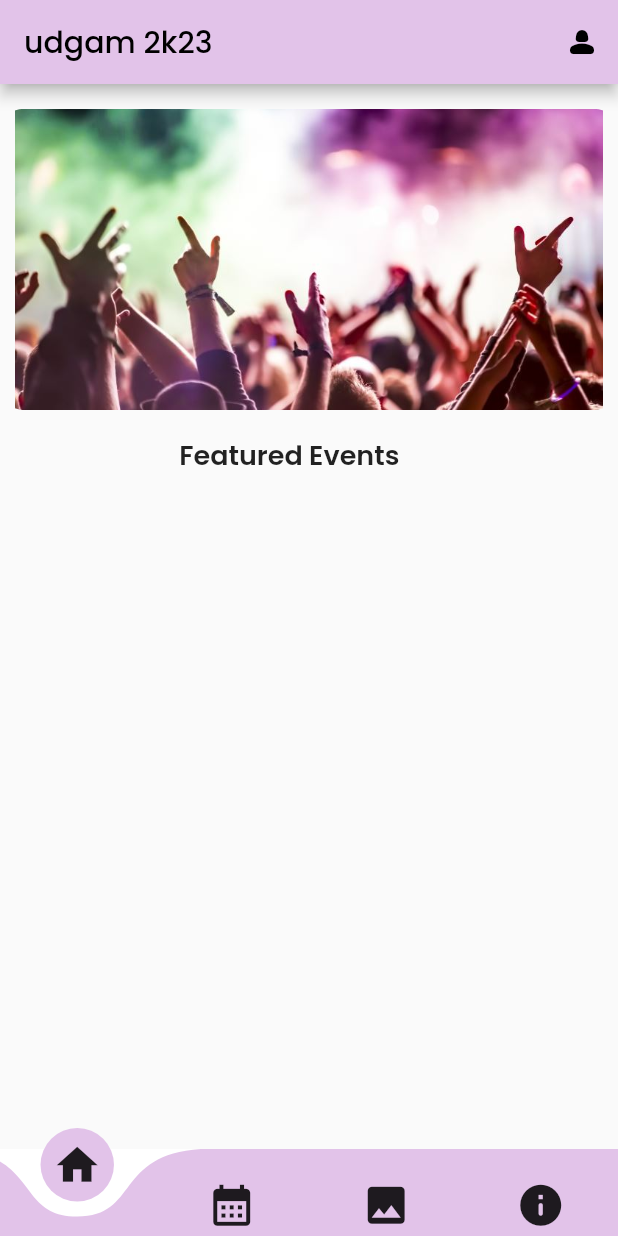
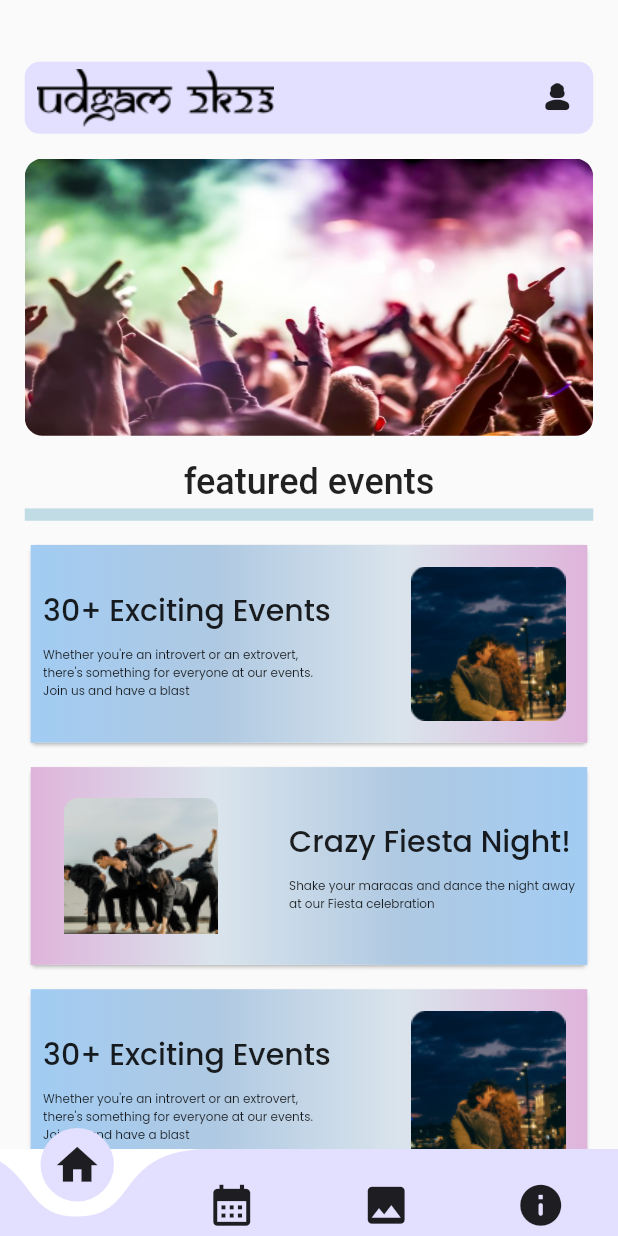
Before and after one commit to DevCANS/udgam2k23App, a Flutter app: the screen it shows after launch, on a phone screen of 412 x 824 dp. Run offline on Flutter 3.47's test engine with Material 2 defaults, Android fonts, the phone set to English and light mode, and no system bars; drawn by our look-alikes of carousel_slider, curved_navigation_bar; our stand-ins replace font_awesome_flutter, google_fonts.

Commit message:
Second Commit

```diff
--- a/udgam2k23/lib/constants.dart
+++ b/udgam2k23/lib/constants.dart
@@ -1,3 +1,20 @@
 import 'package:flutter/material.dart';
 
-const backgroundColor = Color.fromARGB(255, 226, 195, 233);
+const backgroundColor = Color(0xFFE3DFFF);
+const dividerColor = Color(0xFFC2DCE5);
+const linearGrad1 = LinearGradient(
+  colors: [
+    Color(0xFFA2CCF3),
+    Color.fromARGB(255, 175, 201, 226),
+    Color.fromARGB(255, 218, 228, 236),
+    Color(0xFFDFB4DB),
+  ],
+);
+const linearGrad2 = LinearGradient(
+  colors: [
+    Color(0xFFDFB4DB),
+    Color.fromARGB(255, 218, 228, 236),
+    Color.fromARGB(255, 175, 201, 226),
+    Color(0xFFA2CCF3),
+  ],
+);
--- a/udgam2k23/lib/main.dart
+++ b/udgam2k23/lib/main.dart
@@ -1,6 +1,5 @@
 import 'package:flutter/material.dart';
-import 'package:flutter/services.dart';
-import 'package:udgam2k23/screens/home_screen.dart';
+import 'package:udgam2k23/screens/home/home_screen.dart';
 
 void main() {
   // WidgetsFlutterBinding.ensureInitialized();
--- /dev/null
+++ b/udgam2k23/lib/methods/methods.dart
@@ -0,0 +1,12 @@
+import 'package:url_launcher/url_launcher.dart';
+
+class Methods {
+  launch(String link) async {
+    var url = Uri.parse(link);
+    if (await canLaunchUrl(url)) {
+      await launchUrl(url);
+    } else {
+      throw 'Could not launch $url';
+    }
+  }
+}
--- /dev/null
+++ b/udgam2k23/lib/screens/home/home_screen.dart
@@ -0,0 +1,274 @@
+// ignore_for_file: avoid_print
+
+import 'package:carousel_slider/carousel_controller.dart';
+import 'package:carousel_slider/carousel_slider.dart';
+import 'package:curved_navigation_bar/curved_navigation_bar.dart';
+import 'package:flutter/material.dart';
+import 'package:font_awesome_flutter/font_awesome_flutter.dart';
+import 'package:google_fonts/google_fonts.dart';
+import 'package:udgam2k23/constants.dart';
+import 'package:udgam2k23/methods/methods.dart';
+import 'package:udgam2k23/screens/home/widgets/featured_card1.dart';
+import 'package:udgam2k23/screens/home/widgets/featured_card2.dart';
+import 'package:url_launcher/url_launcher.dart';
+
+class HomeScreen extends StatefulWidget {
+  const HomeScreen({super.key});
+
+  @override
+  State<HomeScreen> createState() => _HomeScreenState();
+}
+
+class _HomeScreenState extends State<HomeScreen> {
+  Methods method = Methods();
+  List imageList = [
+    {"id": "1", "image_path": 'assets/carousel/img1.jpeg'},
+    {"id": "2", "image_path": 'assets/carousel/img2.jpg'},
+    {"id": "3", "image_path": 'assets/carousel/img3.jpg'},
+  ];
+  final CarouselController carouselController = CarouselController();
+  int currentIndex = 0;
+  // int _page = 0;
+  final GlobalKey<CurvedNavigationBarState> _bottomNavigationKey = GlobalKey();
+  @override
+  Widget build(BuildContext context) {
+    final Size size = MediaQuery.of(context).size;
+    return Scaffold(
+      body: SingleChildScrollView(
+        child: Padding(
+          padding: EdgeInsets.only(
+            left: size.width * 0.04,
+            right: size.width * 0.04,
+          ),
+          child: Column(
+            mainAxisAlignment: MainAxisAlignment.start,
+            crossAxisAlignment: CrossAxisAlignment.center,
+            children: [
+              SizedBox(
+                height: size.height * 0.05,
+              ),
+              Container(
+                decoration: BoxDecoration(
+                  color: backgroundColor,
+                  borderRadius: BorderRadius.circular(
+                    10,
+                  ),
+                ),
+                child: Padding(
+                  padding: EdgeInsets.only(
+                    left: size.width * 0.02,
+                  ),
+                  child: Row(
+                    mainAxisAlignment: MainAxisAlignment.spaceBetween,
+                    children: [
+                      Image.asset(
+                        "assets/images/udgam.png",
+                      ),
+                      IconButton(
+                        onPressed: () {},
+                        icon: const Icon(
+                          Icons.person_3_rounded,
+                        ),
+                      ),
+                    ],
+                  ),
+                ),
+              ),
+              SizedBox(
+                height: size.height * 0.02,
+              ),
+              Stack(
+                children: [
+                  InkWell(
+                    onTap: () {
+                      print(currentIndex);
+                    },
+                    child: ClipRRect(
+                      borderRadius: BorderRadius.circular(
+                        12,
+                      ),
+                      child: CarouselSlider(
+                        items: imageList
+                            .map(
+                              (item) => Image.asset(
+                                item['image_path'],
+                                fit: BoxFit.fill,
+                                width: size.width * 0.95,
+                              ),
+                            )
+                            .toList(),
+                        disableGesture: false,
+                        carouselController: carouselController,
+                        options: CarouselOptions(
+                          scrollPhysics: const BouncingScrollPhysics(),
+                          autoPlay: true,
+                          aspectRatio: 2.05,
+                          viewportFraction: 1,
+                          onPageChanged: (index, reason) {
+                            setState(() {
+                              currentIndex = index;
+                            });
+                          },
+                        ),
+                      ),
+                    ),
+                  ),
+                ],
+              ),
+              SizedBox(
+                height: size.height * 0.02,
+              ),
+              Column(
+                mainAxisAlignment: MainAxisAlignment.start,
+                children: [
+                  Text(
+                    "featured events",
+                    style: GoogleFonts.berkshireSwash(
+                      fontWeight: FontWeight.w500,
+                      fontSize: 24,
+                    ),
+                  ),
+                  Divider(
+                    color: dividerColor,
+                    thickness: size.height * 0.01,
+                  ),
+                ],
+              ),
+              SizedBox(
+                height: size.height * 0.01,
+              ),
+              const FeaturedCard1(
+                text1: "30+ Exciting Events",
+                text2:
+                    "Whether you're an introvert or an extrovert,\nthere's something for everyone at our events.\nJoin us and have a blast",
+                imagePath: "assets/featured_events/fev1.png",
+              ),
+              SizedBox(
+                height: size.height * 0.01,
+              ),
+              const FeaturedCard2(
+                text1: "Crazy Fiesta Night!",
+                text2:
+                    "Shake your maracas and dance the night away\nat our Fiesta celebration",
+                imagePath: "assets/featured_events/fev2.png",
+              ),
+              SizedBox(
+                height: size.height * 0.01,
+              ),
+              const FeaturedCard1(
+                text1: "30+ Exciting Events",
+                text2:
+                    "Whether you're an introvert or an extrovert,\nthere's something for everyone at our events.\nJoin us and have a blast",
+                imagePath: "assets/featured_events/fev1.png",
+              ),
+              SizedBox(
+                height: size.height * 0.01,
+              ),
+              const FeaturedCard2(
+                text1: "Crazy Fiesta Night!",
+                text2:
+                    "Shake your maracas and dance the night away\nat our Fiesta celebration",
+                imagePath: "assets/featured_events/fev2.png",
+              ),
+              Column(
+                mainAxisAlignment: MainAxisAlignment.start,
+                children: [
+                  Text(
+                    "visit us",
+                    style: GoogleFonts.berkshireSwash(
+                      fontWeight: FontWeight.w500,
+                      fontSize: 24,
+                    ),
+                  ),
+                  Divider(
+                    color: dividerColor,
+                    thickness: size.height * 0.01,
+                  ),
+                ],
+              ),
+              SizedBox(
+                height: size.height * 0.002,
+              ),
+              Row(
+                mainAxisAlignment: MainAxisAlignment.spaceEvenly,
+                children: [
+                  IconButton(
+                    onPressed: () {
+                      method
+                          .launch("https://www.facebook.com/udgam.nitsikkim/");
+                    },
+                    icon: const FaIcon(
+                      FontAwesomeIcons.facebook,
+                      color: dividerColor,
+                      size: 24,
+                    ),
+                  ),
+                  IconButton(
+                    onPressed: () {
+                      method
+                          .launch("https://www.instagram.com/udgam_nitsikkim/");
+                    },
+                    icon: const FaIcon(
+                      FontAwesomeIcons.instagram,
+                      color: dividerColor,
+                      size: 24,
+                    ),
+                  ),
+                  IconButton(
+                    onPressed: () {
+                      method.launch("https://www.youtube.com/@NITSikkimUdgam");
+                    },
+                    icon: const FaIcon(
+                      FontAwesomeIcons.youtube,
+                      color: dividerColor,
+                      size: 24,
+                    ),
+                  ),
+                  IconButton(
+                    onPressed: () {
+                      method.launch("http://udgam.nitsikkim.ac.in/");
+                    },
+                    icon: const FaIcon(
+                      FontAwesomeIcons.globe,
+                      color: dividerColor,
+                      size: 24,
+                    ),
+                  ),
+                ],
+              ),
+              SizedBox(
+                height: size.height * 0.04,
+              ),
+            ],
+          ),
+        ),
+      ),
+      bottomNavigationBar: CurvedNavigationBar(
+        key: _bottomNavigationKey,
+        animationCurve: Curves.easeOut,
+        color: backgroundColor,
+        height: 58,
+        backgroundColor: Colors.white,
+        items: [
+          Icon(
+            Icons.home,
+            size: size.height * 0.04,
+          ),
+          Icon(
+            Icons.calendar_month,
+            size: size.height * 0.04,
+          ),
+          Icon(
+            Icons.image,
+            size: size.height * 0.04,
+          ),
+          Icon(
+            Icons.info_rounded,
+            size: size.height * 0.04,
+          ),
+        ],
+        onTap: (index) {},
+      ),
+    );
+  }
+}
--- /dev/null
+++ b/udgam2k23/lib/screens/home/widgets/featured_card1.dart
@@ -0,0 +1,65 @@
+import 'package:flutter/material.dart';
+import 'package:google_fonts/google_fonts.dart';
+import 'package:udgam2k23/constants.dart';
+
+class FeaturedCard1 extends StatelessWidget {
+  final String text1;
+  final String text2;
+  final String imagePath;
+  const FeaturedCard1({
+    super.key,
+    required this.text1,
+    required this.text2,
+    required this.imagePath,
+  });
+
+  @override
+  Widget build(BuildContext context) {
+    final Size size = MediaQuery.of(context).size;
+    return Card(
+      child: Container(
+        decoration: const BoxDecoration(
+          gradient: linearGrad1,
+        ),
+        child: Padding(
+          padding: EdgeInsets.all(
+            size.width * 0.02,
+          ),
+          child: Row(
+            mainAxisAlignment: MainAxisAlignment.spaceBetween,
+            children: [
+              Column(
+                crossAxisAlignment: CrossAxisAlignment.start,
+                children: [
+                  Text(
+                    text1,
+                    style: GoogleFonts.poppins(
+                      fontSize: 20,
+                      fontWeight: FontWeight.w500,
+                    ),
+                  ),
+                  SizedBox(
+                    height: size.height * 0.01,
+                  ),
+                  Text(
+                    text2,
+                    style: GoogleFonts.poppins(
+                      fontSize: 8,
+                      fontWeight: FontWeight.w400,
+                    ),
+                  ),
+                ],
+              ),
+              Container(
+                height: size.height * 0.14,
+                child: Image.asset(
+                  imagePath,
+                ),
+              ),
+            ],
+          ),
+        ),
+      ),
+    );
+  }
+}
--- /dev/null
+++ b/udgam2k23/lib/screens/home/widgets/featured_card2.dart
@@ -0,0 +1,65 @@
+import 'package:flutter/material.dart';
+import 'package:google_fonts/google_fonts.dart';
+import 'package:udgam2k23/constants.dart';
+
+class FeaturedCard2 extends StatelessWidget {
+  final String text1;
+  final String text2;
+  final String imagePath;
+  const FeaturedCard2({
+    super.key,
+    required this.text1,
+    required this.text2,
+    required this.imagePath,
+  });
+
+  @override
+  Widget build(BuildContext context) {
+    final Size size = MediaQuery.of(context).size;
+    return Card(
+      child: Container(
+        decoration: const BoxDecoration(
+          gradient: linearGrad2,
+        ),
+        child: Padding(
+          padding: EdgeInsets.all(
+            size.width * 0.02,
+          ),
+          child: Row(
+            mainAxisAlignment: MainAxisAlignment.spaceBetween,
+            children: [
+              Container(
+                height: size.height * 0.14,
+                child: Image.asset(
+                  imagePath,
+                ),
+              ),
+              Column(
+                crossAxisAlignment: CrossAxisAlignment.start,
+                children: [
+                  Text(
+                    text1,
+                    style: GoogleFonts.poppins(
+                      fontSize: 20,
+                      fontWeight: FontWeight.w500,
+                    ),
+                  ),
+                  SizedBox(
+                    height: size.height * 0.01,
+                  ),
+                  Text(
+                    text2,
+                    style: GoogleFonts.poppins(
+                      fontSize: 8,
+                      fontWeight: FontWeight.w400,
+                    ),
+                  ),
+                ],
+              ),
+            ],
+          ),
+        ),
+      ),
+    );
+  }
+}
--- a/udgam2k23/lib/screens/home_screen.dart
+++ /dev/null
@@ -1,143 +0,0 @@
-// ignore_for_file: avoid_print
-
-import 'package:carousel_slider/carousel_controller.dart';
-import 'package:carousel_slider/carousel_slider.dart';
-import 'package:curved_navigation_bar/curved_navigation_bar.dart';
-import 'package:flutter/material.dart';
-import 'package:google_fonts/google_fonts.dart';
-import 'package:udgam2k23/constants.dart';
-
-class HomeScreen extends StatefulWidget {
-  const HomeScreen({super.key});
-
-  @override
-  State<HomeScreen> createState() => _HomeScreenState();
-}
-
-class _HomeScreenState extends State<HomeScreen> {
-  List imageList = [
-    {"id": "1", "image_path": 'assets/carousel/img1.jpeg'},
-    {"id": "2", "image_path": 'assets/carousel/img2.jpg'},
-    {"id": "3", "image_path": 'assets/carousel/img3.jpg'},
-  ];
-  final CarouselController carouselController = CarouselController();
-  int currentIndex = 0;
-  // int _page = 0;
-  final GlobalKey<CurvedNavigationBarState> _bottomNavigationKey = GlobalKey();
-  @override
-  Widget build(BuildContext context) {
-    final Size size = MediaQuery.of(context).size;
-    return Scaffold(
-      appBar: AppBar(
-        backgroundColor: backgroundColor,
-        title: Text(
-          "udgam 2k23",
-          style: GoogleFonts.poppins(
-            color: Colors.black,
-            fontWeight: FontWeight.w500,
-          ),
-        ),
-        actions: [
-          IconButton(
-            onPressed: () {},
-            icon: const Icon(
-              Icons.person_2_rounded,
-              color: Colors.black,
-            ),
-          ),
-        ],
-      ),
-      body: SingleChildScrollView(
-        child: Column(
-          mainAxisAlignment: MainAxisAlignment.start,
-          crossAxisAlignment: CrossAxisAlignment.start,
-          children: [
-            SizedBox(
-              height: size.height * 0.02,
-            ),
-            Stack(
-              children: [
-                InkWell(
-                  onTap: () {
-                    print(currentIndex);
-                  },
-                  child: ClipRRect(
-                    borderRadius: BorderRadius.circular(
-                      16,
-                    ),
-                    child: CarouselSlider(
-                      items: imageList
-                          .map(
-                            (item) => Image.asset(
-                              item['image_path'],
-                              fit: BoxFit.cover,
-                              width: size.width * 0.95,
-                            ),
-                          )
-                          .toList(),
-                      disableGesture: false,
-                      carouselController: carouselController,
-                      options: CarouselOptions(
-                        scrollPhysics: const BouncingScrollPhysics(),
-                        autoPlay: true,
-                        aspectRatio: 2.05,
-                        viewportFraction: 1,
-                        onPageChanged: (index, reason) {
-                          setState(() {
-                            currentIndex = index;
-                          });
-                        },
-                      ),
-                    ),
-                  ),
-                ),
-              ],
-            ),
-            SizedBox(
-              height: size.height * 0.02,
-            ),
-            Padding(
-              padding: EdgeInsets.only(
-                left: size.width * 0.29,
-                right: size.width * 0.04,
-              ),
-              child: Text(
-                "Featured Events",
-                style: GoogleFonts.poppins(
-                  fontWeight: FontWeight.w600,
-                  fontSize: 18,
-                ),
-              ),
-            ),
-          ],
-        ),
-      ),
-      bottomNavigationBar: CurvedNavigationBar(
-        key: _bottomNavigationKey,
-        animationCurve: Curves.easeOut,
-        color: backgroundColor,
-        height: 58,
-        backgroundColor: Colors.white,
-        items: [
-          Icon(
-            Icons.home,
-            size: size.height * 0.04,
-          ),
-          Icon(
-            Icons.calendar_month,
-            size: size.height * 0.04,
-          ),
-          Icon(
-            Icons.image,
-            size: size.height * 0.04,
-          ),
-          Icon(
-            Icons.info_rounded,
-            size: size.height * 0.04,
-          ),
-        ],
-        onTap: (index) {},
-      ),
-    );
-  }
-}
--- a/udgam2k23/pubspec.yaml
+++ b/udgam2k23/pubspec.yaml
@@ -33,7 +33,9 @@ dependencies:
   curved_navigation_bar: ^1.0.3
   flutter:
     sdk: flutter
+  font_awesome_flutter: ^10.4.0
   google_fonts: ^4.0.3
+  url_launcher: ^6.1.10
 
 dev_dependencies:
   flutter_lints: ^2.0.0
@@ -52,6 +54,9 @@ flutter:
   # To add assets to your application, add an assets section, like this:
   assets:
     - assets/carousel/
+    - assets/gallery/
+    - assets/images/
+    - assets/featured_events/
   #   - images/a_dot_ham.jpeg
   # An image asset can refer to one or more resolution-specific "variants", see
   # https://flutter.dev/assets-and-images/#resolution-aware
```
Also changed, not shown: udgam2k23/assets/featured_events/fev1.png (added), udgam2k23/assets/featured_events/fev2.png (added), udgam2k23/assets/images/udgam.png (added), udgam2k23/pubspec.lock, 6 other files.
